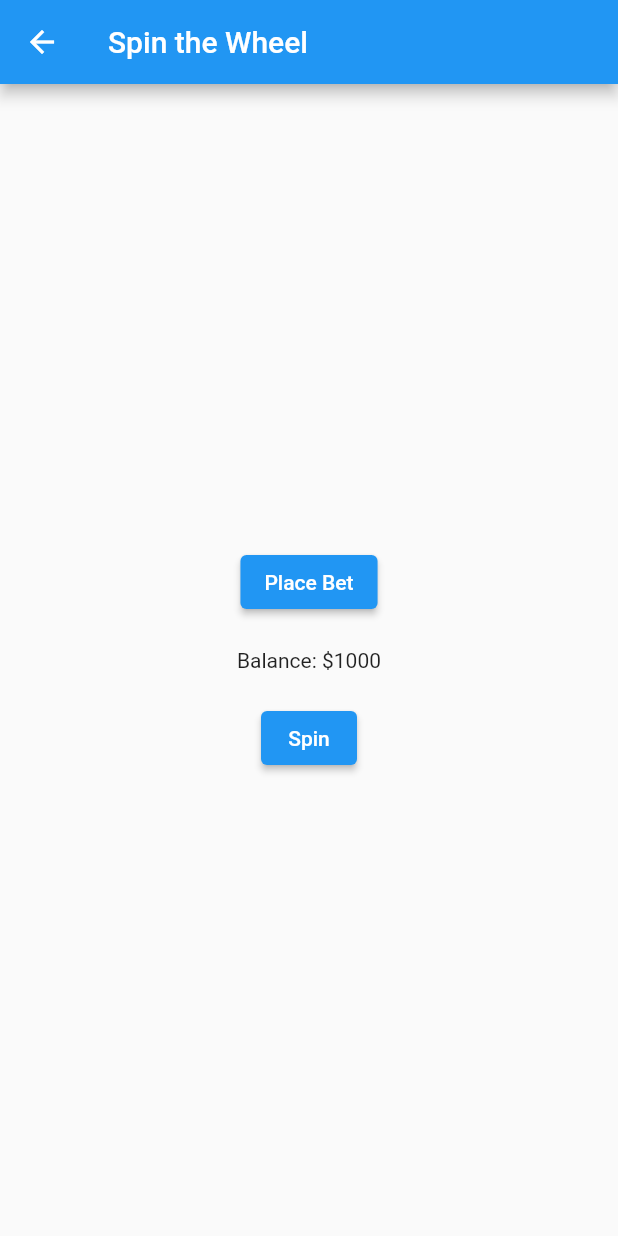
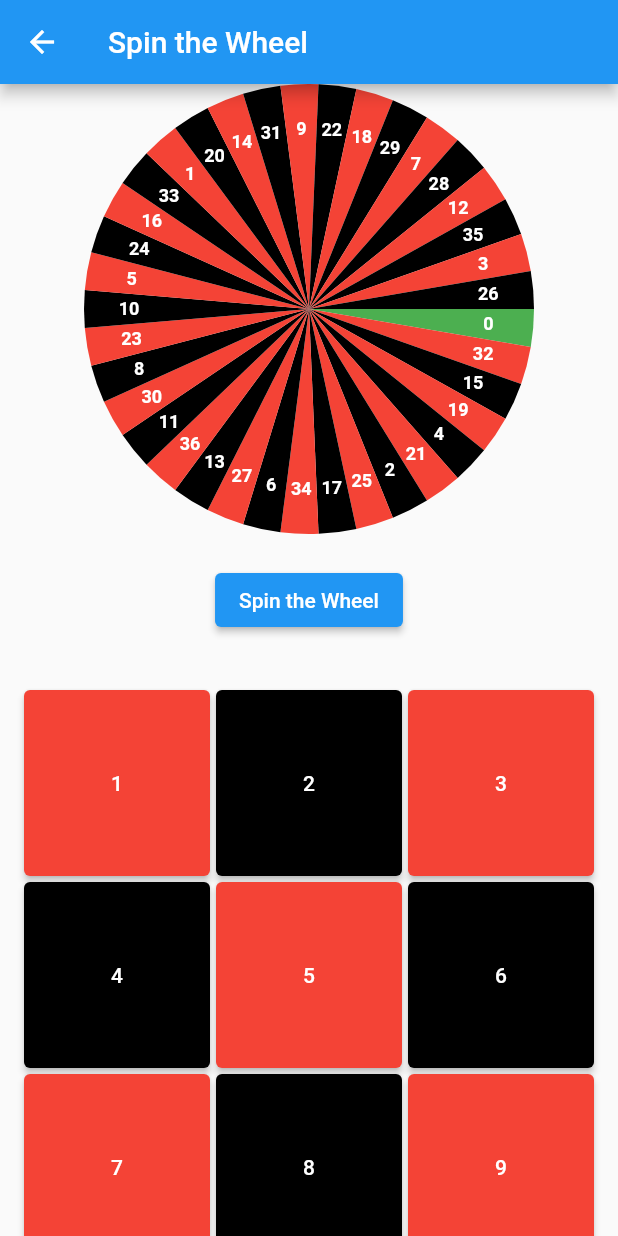
Before and after one commit to Hum2a/roulette, a Flutter app: the screen it shows after launch, after a tap on "Go to Game Screen", on a phone screen of 412 x 824 dp. Run offline on Flutter 3.47's test engine with Material 2 defaults, Android fonts, the phone set to English and light mode, and no system bars.

Commit message:
Wheel Implemented

```diff
--- a/lib/providers/game_provider.dart
+++ b/lib/providers/game_provider.dart
@@ -1,16 +1,21 @@
+import 'dart:math';
+
 import 'package:flutter/foundation.dart';
 
 class GameProvider with ChangeNotifier {
   int _balance = 1000;
   String _message = "Place your bet!";
+  int _currentBet = 0;
+  int _winningNumber = 0;
 
   int get balance => _balance;
   String get message => _message;
 
-  void placeBet(int amount) {
+  void placeBet(int amount, int number) {
     if (amount <= _balance) {
       _balance -= amount;
-      _message = "Bet placed! Spin the wheel.";
+      _currentBet = number;
+      _message = "Bet placed on $number! Spin the wheel.";
     } else {
       _message = "Insufficient balance!";
     }
@@ -18,9 +23,13 @@ class GameProvider with ChangeNotifier {
   }
 
   void spinWheel() {
-    // Placeholder logic for spinning the wheel
-    _balance += 200; // Assume the player wins 200
-    _message = "You won 200!";
+    _winningNumber = Random().nextInt(37); // Random number between 0 and 36
+    if (_winningNumber == _currentBet) {
+      _balance += 360; // Example payout (adjust based on actual game rules)
+      _message = "You won! The number was $_winningNumber.";
+    } else {
+      _message = "You lost! The number was $_winningNumber.";
+    }
     notifyListeners();
   }
 }
--- a/lib/screens/game_screen.dart
+++ b/lib/screens/game_screen.dart
@@ -1,31 +1,75 @@
+import 'dart:math';
 import 'package:flutter/material.dart';
-import 'package:provider/provider.dart';
-import '../providers/game_provider.dart';
-import '../widgets/spin_button.dart';
+import '../widgets/betting_area.dart';
+import '../widgets/roulette_wheel_painter.dart';
 
-class GameScreen extends StatelessWidget {
+class GameScreen extends StatefulWidget {
+  @override
+  _GameScreenState createState() => _GameScreenState();
+}
+
+class _GameScreenState extends State<GameScreen> with SingleTickerProviderStateMixin {
+  late AnimationController _controller;
+  late Animation<double> _animation;
+  double _currentAngle = 0.0;
+
+  @override
+  void initState() {
+    super.initState();
+    _controller = AnimationController(
+      duration: Duration(seconds: 4),
+      vsync: this,
+    );
+
+    _animation = Tween<double>(begin: 0, end: 2 * pi).animate(
+      CurvedAnimation(parent: _controller, curve: Curves.easeInOutCubic),
+    );
+
+    _controller.addListener(() {
+      setState(() {
+        _currentAngle = _animation.value;
+      });
+    });
+  }
+
+  void _spinWheel() {
+    _controller.reset();
+    _controller.forward();
+  }
+
+  @override
+  void dispose() {
+    _controller.dispose();
+    super.dispose();
+  }
+
   @override
   Widget build(BuildContext context) {
-    final gameProvider = Provider.of<GameProvider>(context);
-
     return Scaffold(
       appBar: AppBar(
         title: Text('Spin the Wheel'),
       ),
-      body: Center(
+      body: SingleChildScrollView(
         child: Column(
           mainAxisAlignment: MainAxisAlignment.center,
           children: <Widget>[
-            SpinButton(),
-            SizedBox(height: 20),
-            Text('Balance: \$${gameProvider.balance}'),
+            Transform.rotate(
+              angle: _currentAngle,
+              child: Container(
+                width: 300,
+                height: 300,
+                child: CustomPaint(
+                  painter: RouletteWheelPainter(),
+                ),
+              ),
+            ),
             SizedBox(height: 20),
             ElevatedButton(
-              onPressed: () {
-                gameProvider.spinWheel();
-              },
-              child: Text('Spin'),
+              onPressed: _spinWheel,
+              child: Text('Spin the Wheel'),
             ),
+            SizedBox(height: 20),
+            BettingArea(), // Add the betting area below the wheel
           ],
         ),
       ),
--- /dev/null
+++ b/lib/widgets/betting_area.dart
@@ -0,0 +1,32 @@
+import 'package:flutter/material.dart';
+
+class BettingArea extends StatelessWidget {
+  @override
+  Widget build(BuildContext context) {
+    return Container(
+      padding: EdgeInsets.all(16.0),
+      child: GridView.count(
+        crossAxisCount: 3,
+        crossAxisSpacing: 4.0,
+        mainAxisSpacing: 4.0,
+        shrinkWrap: true,
+        children: List.generate(36, (index) {
+          int number = index + 1;
+          bool isRed = [1, 3, 5, 7, 9, 12, 14, 16, 18, 19, 21, 23, 25, 27, 30, 32, 34, 36].contains(number);
+          return ElevatedButton(
+            style: ElevatedButton.styleFrom(
+              primary: isRed ? Colors.red : Colors.black,
+            ),
+            onPressed: () {
+              // Handle bet placement
+            },
+            child: Text(
+              '$number',
+              style: TextStyle(color: Colors.white),
+            ),
+          );
+        }),
+      ),
+    );
+  }
+}
--- /dev/null
+++ b/lib/widgets/roulette_wheel_painter.dart
@@ -0,0 +1,67 @@
+import 'dart:math';
+import 'package:flutter/material.dart';
+
+class RouletteWheelPainter extends CustomPainter {
+  final List<int> numbers = [
+    0, 32, 15, 19, 4, 21, 2, 25, 17, 34, 6, 27, 13, 36, 11, 30, 8, 23, 10, 5,
+    24, 16, 33, 1, 20, 14, 31, 9, 22, 18, 29, 7, 28, 12, 35, 3, 26
+  ];
+
+  final List<Color> colors = [
+    Colors.green, Colors.red, Colors.black, Colors.red, Colors.black, Colors.red,
+    Colors.black, Colors.red, Colors.black, Colors.red, Colors.black, Colors.red,
+    Colors.black, Colors.red, Colors.black, Colors.red, Colors.black, Colors.red,
+    Colors.black, Colors.red, Colors.black, Colors.red, Colors.black, Colors.red,
+    Colors.black, Colors.red, Colors.black, Colors.red, Colors.black, Colors.red,
+    Colors.black, Colors.red, Colors.black, Colors.red, Colors.black, Colors.red,
+    Colors.black
+  ];
+
+  @override
+  void paint(Canvas canvas, Size size) {
+    final radius = min(size.width, size.height) / 2;
+    final center = Offset(size.width / 2, size.height / 2);
+    final paint = Paint()
+      ..style = PaintingStyle.fill;
+
+    final textStyle = TextStyle(
+      color: Colors.white,
+      fontSize: 12,
+      fontWeight: FontWeight.bold,
+    );
+
+    for (int i = 0; i < numbers.length; i++) {
+      paint.color = colors[i];
+
+      final sweepAngle = 2 * pi / numbers.length;
+      final startAngle = i * sweepAngle;
+
+      canvas.drawArc(
+        Rect.fromCircle(center: center, radius: radius),
+        startAngle,
+        sweepAngle,
+        true,
+        paint,
+      );
+
+      final textPainter = TextPainter(
+        text: TextSpan(text: numbers[i].toString(), style: textStyle),
+        textDirection: TextDirection.ltr,
+      );
+
+      textPainter.layout();
+      final angle = startAngle + sweepAngle / 2;
+      final textOffset = Offset(
+        center.dx + (radius - 30) * cos(angle) - textPainter.width / 2,
+        center.dy + (radius - 30) * sin(angle) - textPainter.height / 2,
+      );
+
+      textPainter.paint(canvas, textOffset);
+    }
+  }
+
+  @override
+  bool shouldRepaint(covariant CustomPainter oldDelegate) {
+    return false;
+  }
+}
--- a/lib/widgets/spin_button.dart
+++ b/lib/widgets/spin_button.dart
@@ -3,15 +3,20 @@ import 'package:provider/provider.dart';
 import '../providers/game_provider.dart';
 
 class SpinButton extends StatelessWidget {
+  final int betNumber; // Add this to specify the number
+
+  const SpinButton({Key? key, required this.betNumber}) : super(key: key);
+
   @override
   Widget build(BuildContext context) {
     final gameProvider = Provider.of<GameProvider>(context);
 
     return ElevatedButton(
       onPressed: () {
-        gameProvider.placeBet(100);
+        // Provide both the bet amount and the number
+        gameProvider.placeBet(100, betNumber);
       },
-      child: Text('Place Bet'),
+      child: const Text('Place Bet'),
     );
   }
 }
```
